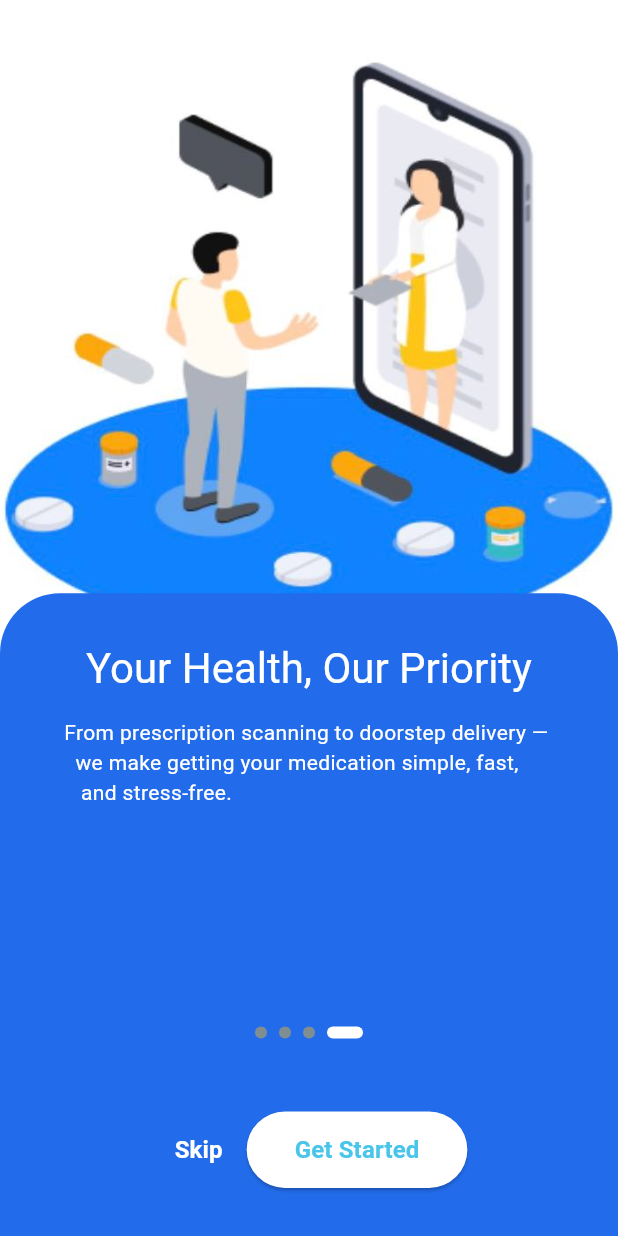
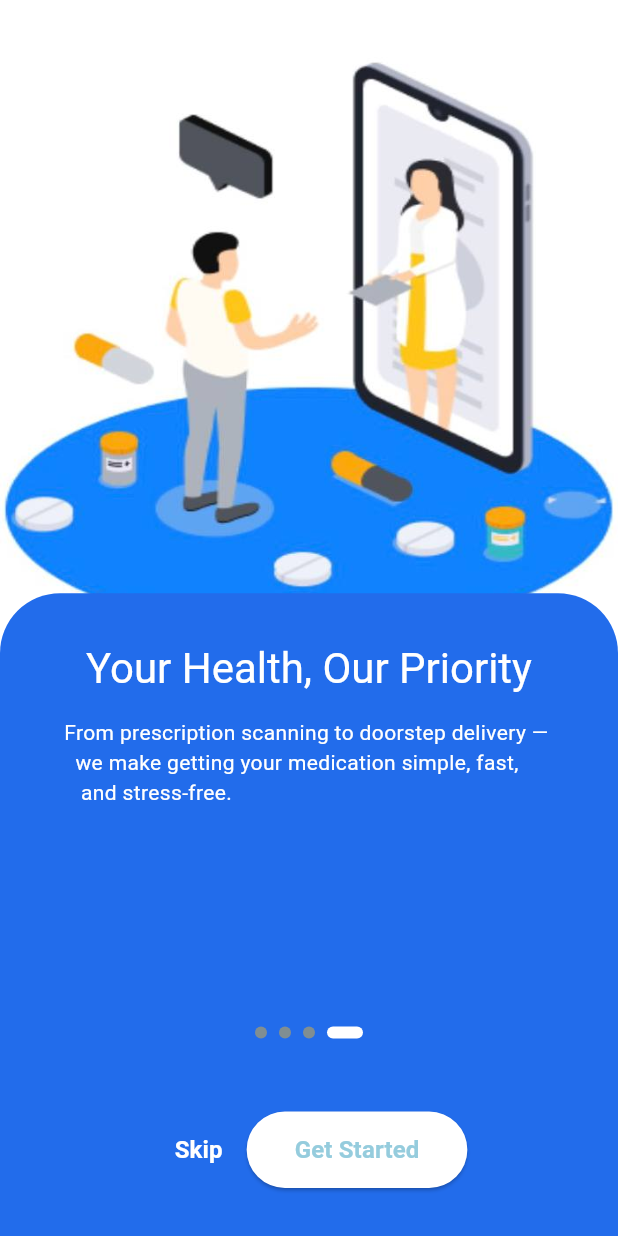
Before and after one commit to Lydia-George/dawaya, a Flutter app: the screen it shows after launch, swiped to page 4, on a phone screen of 412 x 824 dp. Run offline on Flutter 3.47's test engine with Material 3 defaults, Android fonts, the phone set to English and light mode, and no system bars; our stand-ins replace bloc, carousel_slider, cloud_firestore, dio, firebase_auth, firebase_core and 5 more; accounts and stored records are empty.

Commit message:
handle app theme

```diff
--- a/lib/core/app_themes/app_themes.dart
+++ b/lib/core/app_themes/app_themes.dart
@@ -9,7 +9,7 @@ class AppThemes {
     final isDark = brightness == Brightness.dark;
 
     final backgroundColor = isDark ? DColors.dBlack : DColors.dWhite;
-    final foregroundColor = DColors.primaryColorBlue;
+    final foregroundColor =isDark? DColors.dWhite : DColors.primaryColorBlue;
     final cardColor = isDark ? const Color(0xFF1E1E1E) : DColors.dWhite;
 
     return ThemeData(
@@ -19,18 +19,24 @@ class AppThemes {
       scaffoldBackgroundColor: backgroundColor,
       cardColor: cardColor,
       appBarTheme: AppBarTheme(
+
+        titleTextStyle: TextStyle(
+          color:isDark ? DColors.secondaryPest : DColors.primaryColorBlue,
+
+        ),
         backgroundColor: backgroundColor,
         foregroundColor: foregroundColor,
         elevation: 0,
+
       ),
       colorScheme: isDark
           ? ColorScheme.dark(
               primary: DColors.primaryColorBlue,
-              secondary: DColors.primaryColorPest,
+              secondary: DColors.secondaryPest,
             )
           : ColorScheme.light(
               primary: DColors.primaryColorBlue,
-              secondary: DColors.primaryColorPest,
+              secondary: DColors.secondaryPest,
             ),
 
       cardTheme: CardThemeData(
@@ -60,7 +66,8 @@ class AppThemes {
       focusColor: isDark ? DColors.dBlack : DColors.dWhite,
       hoverColor: isDark ? DColors.dBlack : DColors.dWhite,
 
-      textTheme: TextTheme(),
+      textTheme: TextTheme(
+          ),
     );
   }
 }
--- a/lib/presentation/screens/authentication/widgets/rememberMe_forgetPass.dart
+++ b/lib/presentation/screens/authentication/widgets/rememberMe_forgetPass.dart
@@ -16,7 +16,7 @@ class RememberMeAndForgetPass extends StatelessWidget {
           children: [
             Checkbox(
               value: state.rememberMe,
-              activeColor: DColors.primaryColorPest,
+              activeColor: DColors.secondaryPest,
               onChanged: (value) {
                 context.read<AuthCubit>().toggleRememberMe(value);
               },
--- a/lib/presentation/screens/cart/cart_screen.dart
+++ b/lib/presentation/screens/cart/cart_screen.dart
@@ -127,7 +127,7 @@ class CartScreen extends StatelessWidget {
                                   padding: EdgeInsets.zero,
                                   minimumSize: Size(28, 28),
                                   backgroundColor: DColors.primaryColorBlue,
-                                  foregroundColor: DColors.primaryColorPest,
+                                  foregroundColor: DColors.secondaryPest,
                                   elevation: 0,
                                 ),
 
@@ -157,7 +157,7 @@ class CartScreen extends StatelessWidget {
                                   padding: EdgeInsets.zero,
                                   minimumSize: Size(28, 28),
                                   backgroundColor: DColors.primaryColorBlue,
-                                  foregroundColor: DColors.primaryColorPest,
+                                  foregroundColor: DColors.secondaryPest,
                                   elevation: 0,
                                 ),
 
--- a/lib/presentation/screens/cart/widgets/order_text_field.dart
+++ b/lib/presentation/screens/cart/widgets/order_text_field.dart
@@ -52,7 +52,7 @@ class OrderTextField extends StatelessWidget {
         ),
         focusedBorder: OutlineInputBorder(
           borderRadius: BorderRadius.circular(16),
-          borderSide: BorderSide(color: DColors.primaryColorPest),
+          borderSide: BorderSide(color: DColors.secondaryPest),
         ),
         errorText: errorText,
         errorStyle: TextStyle(color: DColors.dRed),
--- a/lib/presentation/screens/main_navigation_screen.dart
+++ b/lib/presentation/screens/main_navigation_screen.dart
@@ -44,7 +44,7 @@ class _MainNavigationScreenState extends State<MainNavigationScreen> {
               setState(() => _currentIndex = index);
             },
             type: BottomNavigationBarType.fixed,
-            selectedItemColor: DColors.primaryColorPest,
+            selectedItemColor: DColors.secondaryPest,
             unselectedItemColor: DColors.primaryColorBlue,
             items: [
               BottomNavigationBarItem(
--- a/lib/presentation/screens/onboarding/widgets/next_skip_btn.dart
+++ b/lib/presentation/screens/onboarding/widgets/next_skip_btn.dart
@@ -51,7 +51,7 @@ class NextSkipBtn extends StatelessWidget {
           },
           style: ElevatedButton.styleFrom(
             backgroundColor: DColors.dWhite,
-            foregroundColor: DColors.primaryColorPest,
+            foregroundColor: DColors.secondaryPest,
             padding: EdgeInsets.symmetric(horizontal: 32, vertical: 14),
             shape: RoundedRectangleBorder(
               borderRadius: BorderRadiusGeometry.circular(50),
--- a/lib/presentation/screens/products/product_details_screen.dart
+++ b/lib/presentation/screens/products/product_details_screen.dart
@@ -32,7 +32,7 @@ class _ProductDetailsScreenState extends State<ProductDetailsScreen> {
 
   @override
   Widget build(BuildContext context) {
-    const Color pestBackGround = DColors.primaryColorPest;
+    const Color pestBackGround = DColors.secondaryPest;
 
     return Scaffold(
       backgroundColor: DColors.dWhite,
--- a/lib/presentation/screens/products/widgets/product_list_item.dart
+++ b/lib/presentation/screens/products/widgets/product_list_item.dart
@@ -16,6 +16,7 @@ class ProductListItem extends StatelessWidget {
 
   @override
   Widget build(BuildContext context) {
+    final isDark = Theme.of(context).brightness == Brightness.dark;
     return GestureDetector(
       onTap: product.isAvailable
           ? () {
@@ -111,7 +112,9 @@ class ProductListItem extends StatelessWidget {
                 fontSize: 15,
                 fontWeight: FontWeight.bold,
                 color: product.isAvailable
-                    ? DColors.primaryColorBlue
+                    ? isDark
+                          ? DColors.secondaryPest
+                          : DColors.secondaryBlue
                     : Colors.red,
               ),
             ),
--- a/lib/presentation/screens/search/widgets/search_bar.dart
+++ b/lib/presentation/screens/search/widgets/search_bar.dart
@@ -71,7 +71,7 @@ class _SearchBarWidgetState extends State<SearchBarWidget> {
                 focusedBorder: OutlineInputBorder(
 
                   borderRadius: BorderRadius.circular(30),
-                  borderSide: BorderSide(color: DColors.primaryColorPest),
+                  borderSide: BorderSide(color: DColors.secondaryPest),
                 ),
                 disabledBorder: OutlineInputBorder(
 
```
Also changed, not shown: lib/presentation/screens/products/category_products_screen.dart (+11 -7 lines), lib/presentation/screens/products/shimmer/product_details_shimmer.dart (added, +14 -0 lines).
